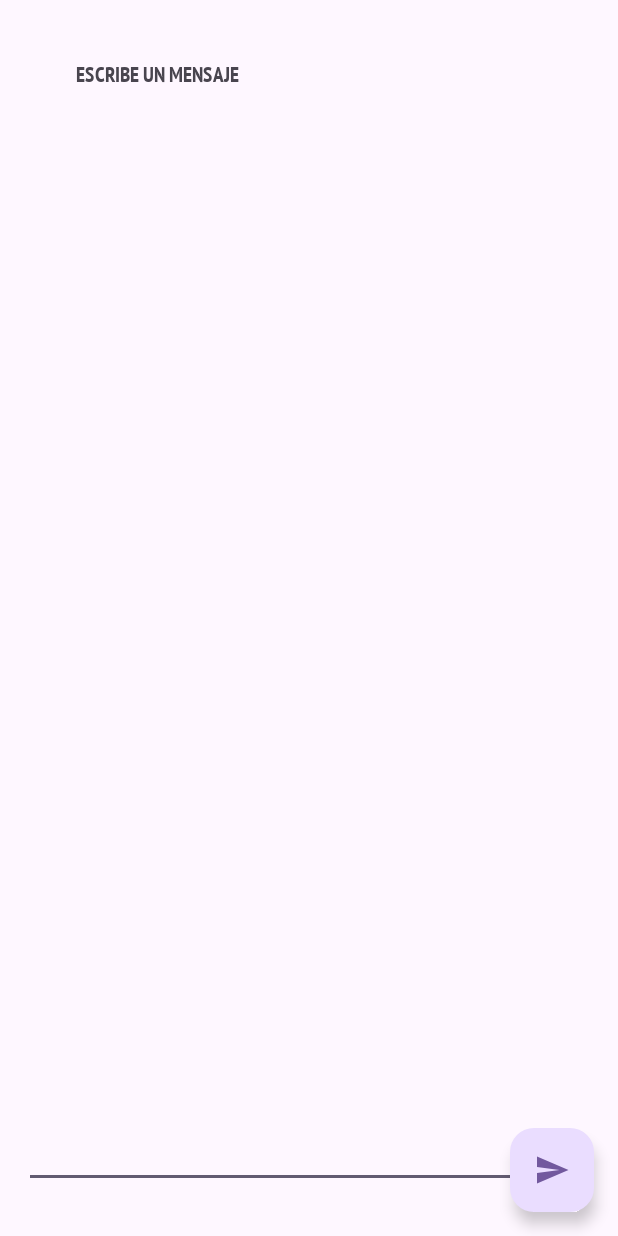
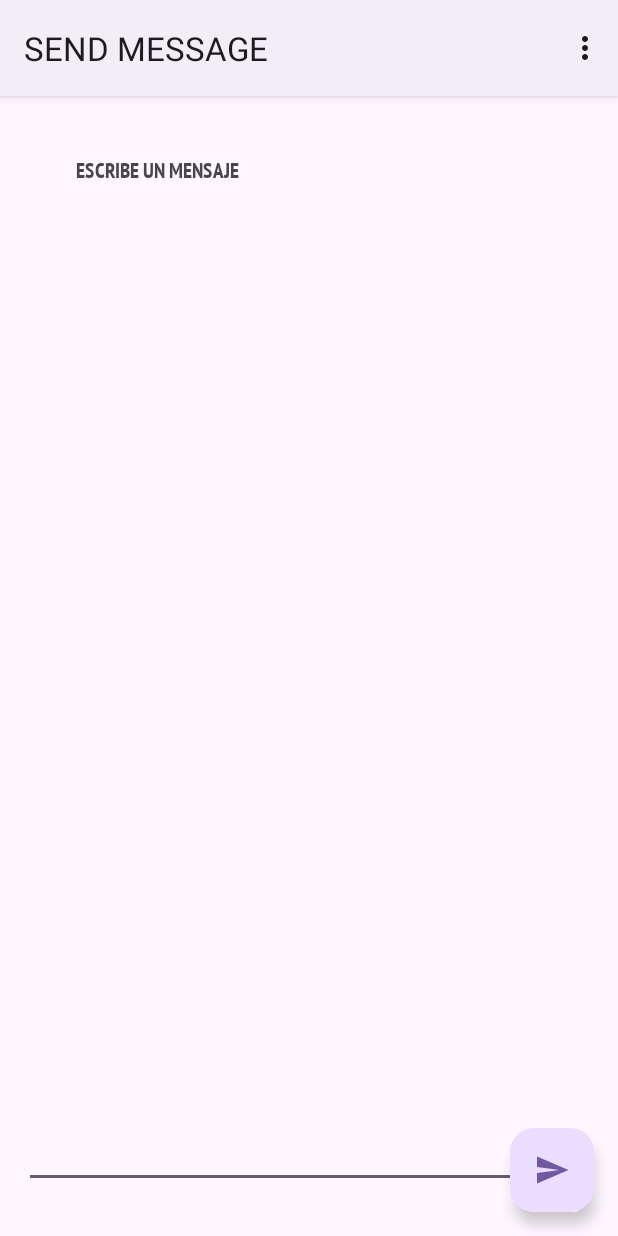
Before and after one commit to Tacheto/SendMessageViewBinding, an Android app: the screen it shows after launch (SendMessageActivity), on a phone screen of 412 x 824 dp. Run offline under Robolectric (Android 15) with nearby library versions, the light colour scheme and no system bars.

Commit message:
Commit Entrega

```diff
--- a/app/build.gradle.kts
+++ b/app/build.gradle.kts
@@ -35,10 +35,11 @@ android {
 dependencies {
 
     implementation("androidx.appcompat:appcompat:1.6.1")
-    implementation("com.google.android.material:material:1.10.0")
+    implementation("com.google.android.material:material:1.6.1")
     implementation("androidx.constraintlayout:constraintlayout:2.1.4")
     implementation ("com.github.daniel-stoneuk:material-about-library:3.1.2")
     testImplementation("junit:junit:4.13.2")
     androidTestImplementation("androidx.test.ext:junit:1.1.5")
     androidTestImplementation("androidx.test.espresso:espresso-core:3.5.1")
+
 }
--- a/app/src/main/res/menu/main_menu.xml
+++ b/app/src/main/res/menu/main_menu.xml
@@ -1,4 +1,4 @@
 <?xml version="1.0" encoding="utf-8"?>
 <menu xmlns:android="http://schemas.android.com/apk/res/android">
-    <item android:title="@string/menu_about" android:id="@+id/menu_about"></item>
+    <item android:title="Sobre Mi" android:id="@+id/Sobre_Mi"></item>
 </menu>
--- a/app/src/main/res/values-night/themes.xml
+++ b/app/src/main/res/values-night/themes.xml
@@ -1,6 +1,6 @@
 <resources xmlns:tools="http://schemas.android.com/tools">
     <!-- Base application theme. -->
-    <style name="Base.Theme.SendMessage" parent="Theme.Material3.DayNight.NoActionBar">
+    <style name="Base.Theme.SendMessage" parent="Theme.Material3.DayNight">
         <!-- Customize your dark theme here. -->
         <!-- <item name="colorPrimary">@color/my_dark_primary</item> -->
     </style>
--- a/app/src/main/res/values/strings.xml
+++ b/app/src/main/res/values/strings.xml
@@ -1,5 +1,5 @@
 <resources>
     <string name="tvTitleMessage">SendMessage</string>
-    <string name="app_name" />
+    <string name="app_name" >SEND MESSAGE</string>
     <string name="Sobre_Mi">About As</string>
 </resources>
--- a/app/src/main/res/values/themes.xml
+++ b/app/src/main/res/values/themes.xml
@@ -1,6 +1,6 @@
 <resources xmlns:tools="http://schemas.android.com/tools">
     <!-- Base application theme. -->
-    <style name="Base.Theme.SendMessage" parent="Theme.Material3.DayNight.NoActionBar">
+    <style name="Base.Theme.SendMessage" parent="Theme.Material3.DayNight">
         <!-- Customize your light theme here. -->
         <!-- <item name="colorPrimary">@color/my_light_primary</item> -->
     </style>
--- a/gradle.properties
+++ b/gradle.properties
@@ -18,4 +18,5 @@ android.useAndroidX=true
 # Enables namespacing of each library's R class so that its R class includes only the
 # resources declared in the library itself and none from the library's dependencies,
 # thereby reducing the size of the R class for that library
-android.nonTransitiveRClass=true
+android.nonTransitiveRClass=false
+android.nonFinalResIds=false
--- a/settings.gradle.kts
+++ b/settings.gradle.kts
@@ -2,7 +2,6 @@ pluginManagement {
     repositories {
         google()
         mavenCentral()
-        maven("https://jitpack.io")
         gradlePluginPortal()
     }
 }
@@ -11,6 +10,7 @@ dependencyResolutionManagement {
     repositories {
         google()
         mavenCentral()
+        maven("https://jitpack.io")
 
 
     }
```
Also changed, not shown: app/src/main/java/com/example/sendmessageviewbinding/ExampleMaterialAboutActivity.java (deleted, +0 -27 lines), app/src/main/java/com/example/sendmessageviewbinding/SendMessageActivity.java (+6 -6 lines), app/src/main/java/com/example/sendmessageviewbinding/ViewActivity.java (+4 -3 lines), app/src/main/java/com/example/sendmessageviewbinding/model/data/Person.java (+7 -2 lines).
